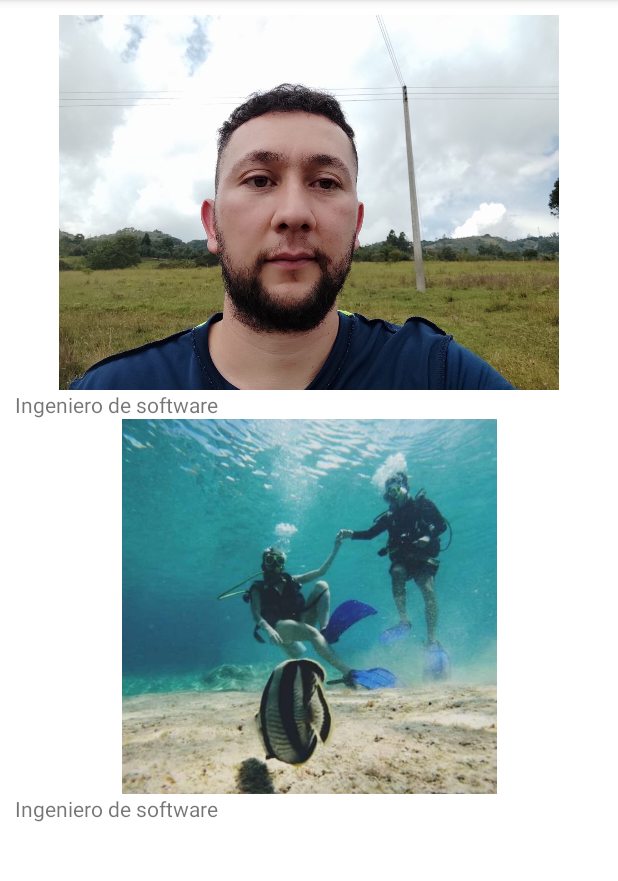
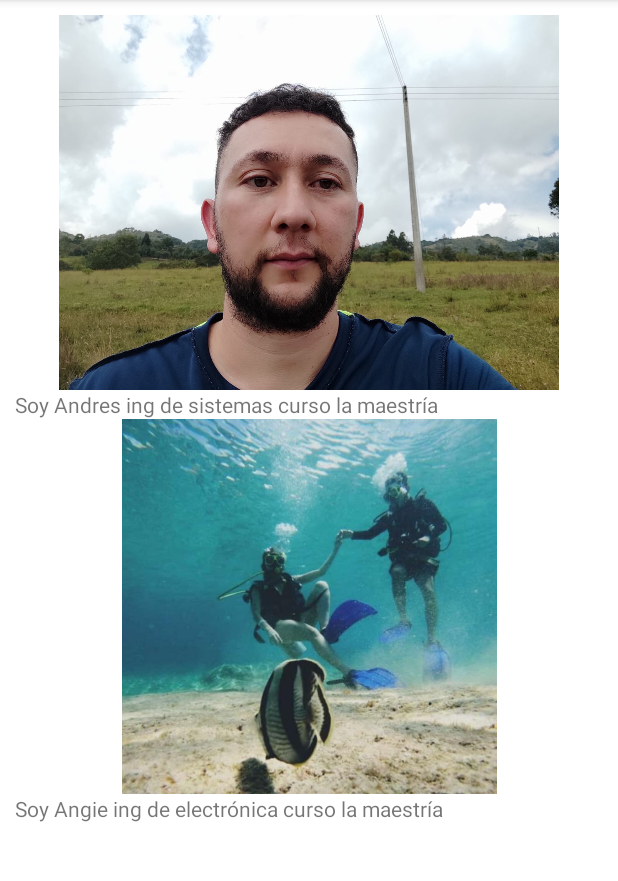
Before and after one commit to guardian86/proyecto-users-app, an Android app: the fragment NotificationsFragment shown on its own in the app's theme, on a phone screen of 412 x 824 dp, the part 84-965 px from its top. Run offline under Robolectric (Android 15) with nearby library versions, the phone set to English and light mode, and no system bars.

Commit message:
Se modifica el texto de las imagenes

```diff
--- a/app/src/main/res/layout/fragment_notifications.xml
+++ b/app/src/main/res/layout/fragment_notifications.xml
@@ -27,7 +27,7 @@
         <TextView
             android:layout_width="match_parent"
             android:layout_height="wrap_content"
-            android:text="Ingeniero de software" />
+            android:text="Soy Andres ing de sistemas curso la maestría" />
 
         <ImageView
             android:layout_width="match_parent"
@@ -37,7 +37,7 @@
         <TextView
             android:layout_width="match_parent"
             android:layout_height="wrap_content"
-            android:text="Ingeniero de software" />
+            android:text="Soy Angie ing de electrónica curso la maestría" />
         </LinearLayout>
     </ScrollView>
 </RelativeLayout>
```
